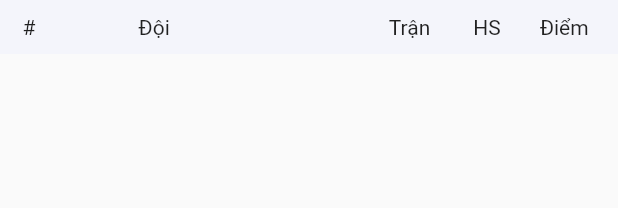
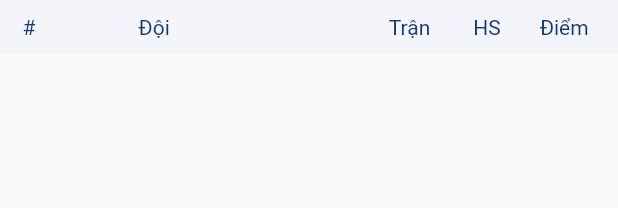
Before and after one commit to anhtuan1402/tuanafcvn, a Flutter app: the Top_Row widget shown alone on an empty page, opened directly, on a phone screen of 412 x 824 dp. Shown: the top 208 px of the screen. Run offline on Flutter 3.47's test engine with Material 2 defaults, Android fonts, the phone set to English and light mode, and no system bars; our stand-ins replace buttons_tabbar, flutter_html; network calls fail.

Commit message:
8/10 222222222222

```diff
--- a/lib/Standing.dart
+++ b/lib/Standing.dart
@@ -36,8 +36,6 @@ class Standing1 extends StatelessWidget {
   @override
   Widget build(BuildContext context) {
     return Container(
-      height: 100,
-      width: 100,
       color: const Color.fromRGBO(235, 241, 252, 0.5),
       child: FutureBuilder(
           future: readListTeam_local(),
@@ -68,10 +66,10 @@ class Standing1 extends StatelessWidget {
             children: [
               Top_Row(context),
               const SizedBox(
-                height: 10.0,
+                height: 4.0,
               ),
               Container(
-                  padding: const EdgeInsets.all(10.0),
+                  padding: const EdgeInsets.all(8.0),
                   width: double.infinity,
                   decoration: data_team.team.id == 42
                       ? const BoxDecoration(
@@ -142,7 +140,7 @@ class Standing1 extends StatelessWidget {
         : Column(
             children: [
               const SizedBox(
-                height: 10.0,
+                height: 4.0,
               ),
               Container(
                   padding: const EdgeInsets.all(10.0),
@@ -245,7 +243,9 @@ Widget Top_Row(BuildContext context) {
           ),
           Expanded(
             flex: 1,
-            child: Text('#'),
+            child: Text('#', style: TextStyle(
+              color: Color.fromRGBO(20, 56, 114, 1),
+            ),),
           ),
           Expanded(
             flex: 2,
@@ -256,19 +256,29 @@ Widget Top_Row(BuildContext context) {
             child: Text(
               'Đội',
               textAlign: TextAlign.left,
+              style: TextStyle(
+                color: Color.fromRGBO(20, 56, 114, 1),
+              ),
             ),
           ),
           Expanded(
             flex: 2,
-            child: Text("Trận", textAlign: TextAlign.center),
+            child: Text("Trận", textAlign: TextAlign.center, style: TextStyle(
+              color: Color.fromRGBO(20, 56, 114, 1),
+            ),
+            ),
           ),
           Expanded(
             flex: 2,
-            child: Text("HS", textAlign: TextAlign.center),
+            child: Text("HS", textAlign: TextAlign.center, style: TextStyle(
+              color: Color.fromRGBO(20, 56, 114, 1),
+            ),),
           ),
           Expanded(
             flex: 2,
-            child: Text("Điểm", textAlign: TextAlign.center),
+            child: Text("Điểm", textAlign: TextAlign.center, style: TextStyle(
+              color: Color.fromRGBO(20, 56, 114, 1),
+            ),),
           ),
         ],
       ),
```
Also changed, not shown: lib/News.dart (+16 -10 lines), lib/Schedule.dart (+15 -14 lines), lib/Video.dart (+14 -6 lines), lib/main.dart (+9 -6 lines), assets/Matches.png (added), assets/Matches_select.png (added), assets/News.png (added), assets/News_select.png (added), assets/Videos.png (added), assets/Videos_play.png (added), assets/back.png (added), assets/football.png (added), pubspec.lock.
